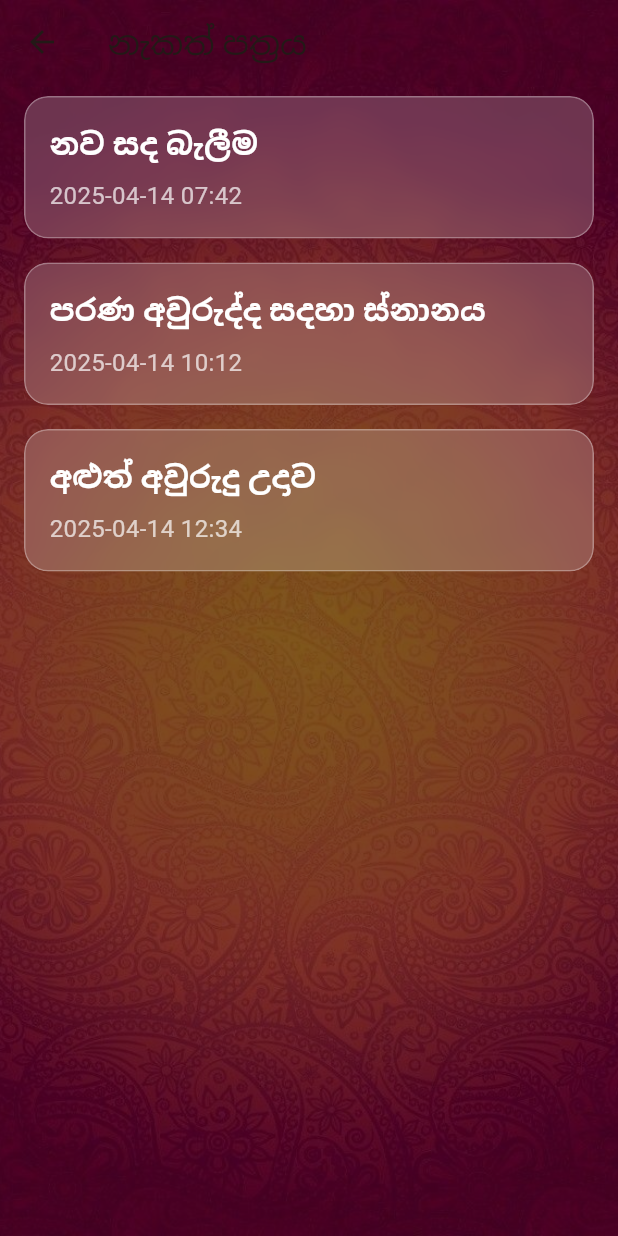
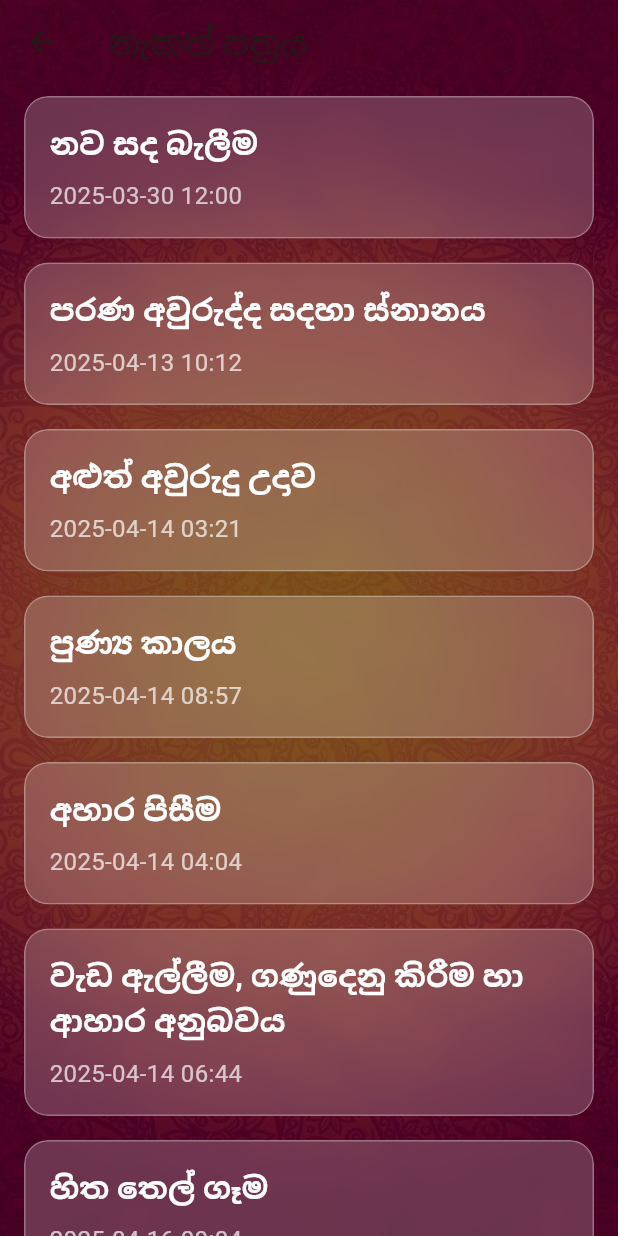
Before and after one commit to Methexx/Avurudu-Nekath-CountdownApp, a Flutter app: the NekathListScreen screen opened directly, on a phone screen of 412 x 824 dp. Run offline on Flutter 3.47's test engine with Material 3 defaults, Android fonts, the light colour scheme and no system bars.

Commit message:
add more nekath

```diff
--- a/lib/utils/nekath_data.dart
+++ b/lib/utils/nekath_data.dart
@@ -1,7 +1,12 @@
 import '../models/nekath.dart';
 
 List<Nekath> sampleNekathList = [
-  Nekath(title: "නව සද බැලීම", dateTime: DateTime(2025, 4, 14, 7, 42)),
-  Nekath(title: "පරණ අවුරුද්ද සදහා ස්නානය", dateTime: DateTime(2025, 4, 14, 10, 12)),
-  Nekath(title: "අළුත් අවුරුදු උදාව", dateTime: DateTime(2025, 4, 14, 12, 34)),
+  Nekath(title: "නව සද බැලීම", dateTime: DateTime(2025, 3, 30, 12, 00)),
+  Nekath(title: "පරණ අවුරුද්ද සදහා ස්නානය", dateTime: DateTime(2025, 4, 13, 10, 12)),
+  Nekath(title: "අළුත් අවුරුදු උදාව", dateTime: DateTime(2025, 4, 14, 03, 21)),
+  Nekath(title: "පුණ්‍ය කාලය", dateTime: DateTime(2025, 4, 14, 08, 57)),
+  Nekath(title: "අහාර පිසීම", dateTime: DateTime(2025, 4, 14, 04, 04)),
+  Nekath(title: "වැඩ ඇල්ලීම, ගණුදෙනු කිරීම හා ආහාර අනුබවය", dateTime: DateTime(2025, 4, 14, 06, 44)),
+  Nekath(title: "හිත තෙල් ගෑම", dateTime: DateTime(2025, 4, 16, 09, 04)),
+  Nekath(title: "රැකීරක්ශා සදහා පිටත්ව යාම", dateTime: DateTime(2025, 4, 17, 09, 03)),
 ];
```
